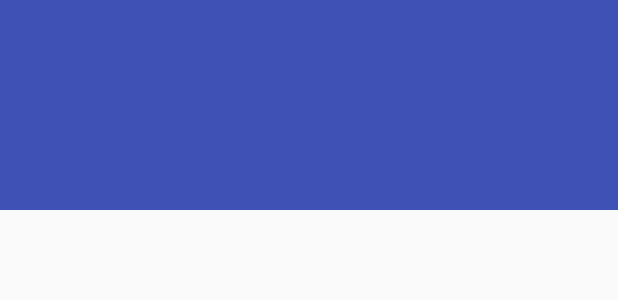
After one commit to bartek94ka/WhereIsMyFriend, an Android app: the layout navigation_header.xml on its own in the app's theme, with its tools: preview values and no code run, on a phone screen of 412 x 824 dp. The commit adds this screen. Shown: the top 300 px of the screen. Run offline under Robolectric (Android 15) with nearby library versions, the phone set to English and light mode, and no system bars.

Commit message:
add navigation bar with basic items

```diff
--- /dev/null
+++ b/app/src/main/res/layout/navigation_header.xml
@@ -0,0 +1,8 @@
+<?xml version="1.0" encoding="utf-8"?>
+<RelativeLayout xmlns:android="http://schemas.android.com/apk/res/android"
+    android:layout_width="match_parent"
+    android:layout_height="140dp"
+    android:background="@color/colorPrimary"
+    android:padding="10dp">
+
+</RelativeLayout>
--- a/app/src/main/res/values/colors.xml
+++ b/app/src/main/res/values/colors.xml
@@ -1,6 +1,6 @@
 <?xml version="1.0" encoding="utf-8"?>
 <resources>
-    <color name="colorPrimary">#3F51B5</color>
+    <color name="colorPrimary">#3f51b5</color>
     <color name="colorPrimaryDark">#303F9F</color>
     <color name="colorAccent">#FF4081</color>
 </resources>
--- a/app/src/main/res/values/strings.xml
+++ b/app/src/main/res/values/strings.xml
@@ -16,4 +16,6 @@
     <string name="title_activity_main">MainActivity</string>
     <string name="action_settings">Settings</string>
     <string name="section_format">Hello World from section: %1$d</string>
+    <string name="open">Open</string>
+    <string name="close">Close</string>
 </resources>
```
Also changed, not shown: app/src/main/java/com/example/bartosz/whereismyfriend/WhereIAmActivity.java (+25 -2 lines), app/src/main/res/layout/activity_where_iam.xml (+12 -3 lines), app/src/main/res/menu/navigation_menu.xml (added, +16 -0 lines), app/src/main/res/mipmap-hdpi/ic_person_black_24dp.png (added), app/src/main/res/mipmap-hdpi/ic_settings_black_24dp.png (added), app/src/main/res/mipmap-hdpi/ic_settings_power_black_24dp.png (added), app/src/main/res/mipmap-mdpi/ic_person_black_24dp.png (added), app/src/main/res/mipmap-mdpi/ic_settings_black_24dp.png (added), app/src/main/res/mipmap-mdpi/ic_settings_power_black_24dp.png (added), app/src/main/res/mipmap-xhdpi/ic_person_black_24dp.png (added), app/src/main/res/mipmap-xhdpi/ic_settings_black_24dp.png (added), app/src/main/res/mipmap-xxhdpi/ic_person_black_24dp.png (added), app/src/main/res/mipmap-xxhdpi/ic_settings_black_24dp.png (added), app/src/main/res/mipmap-xxhdpi/ic_settings_power_black_24dp.png (added), 3 more files.
